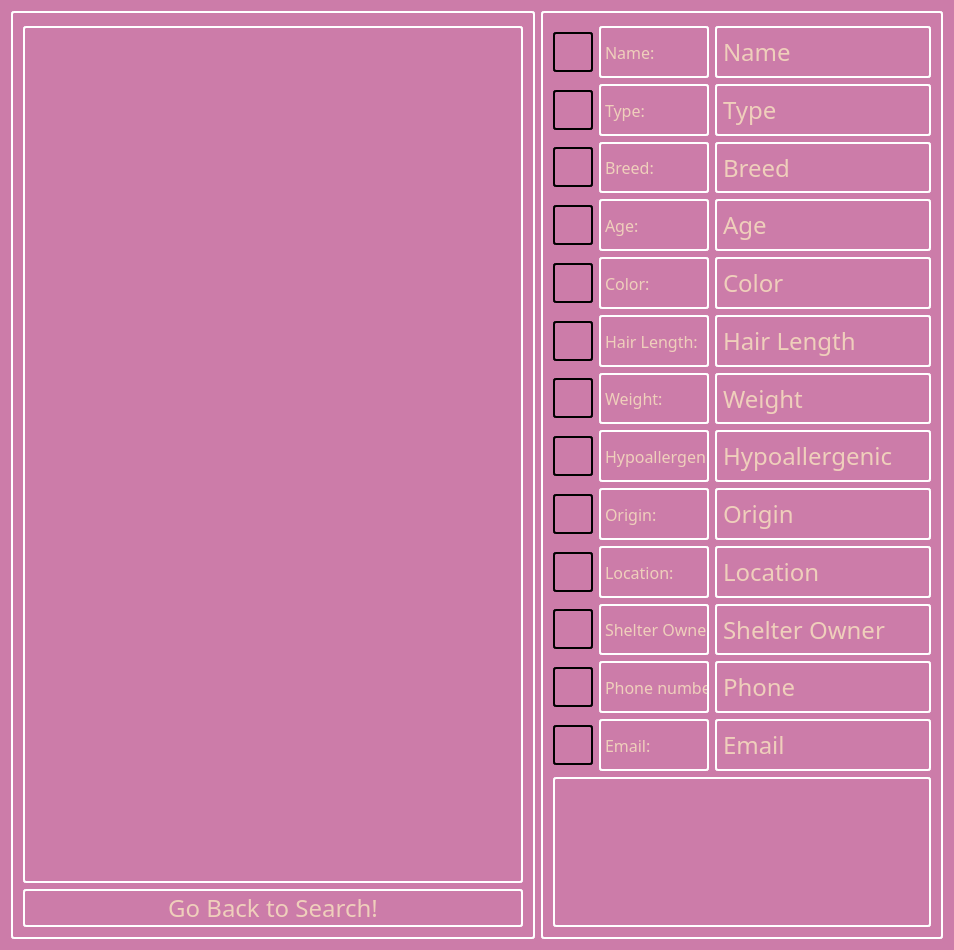
Before: the Qt Designer form breadnbutter/gui/petprofile.ui in jacksodl23/cs-205-pet-adoption, drawn with Qt 5.
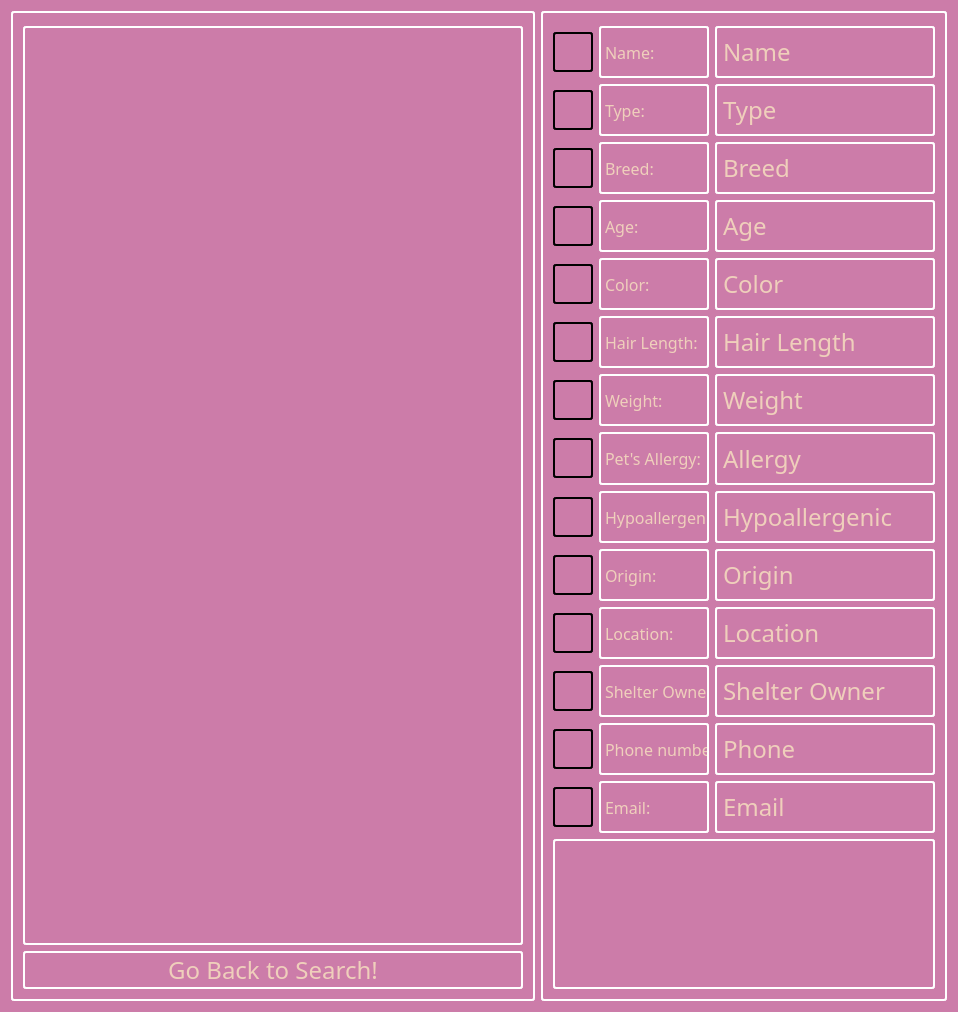
After: the same form once the commit is applied.

Commit message: added pet's allergy to gui, search range slider, and priority attributes

```diff
--- a/breadnbutter/gui/petprofile.ui
+++ b/breadnbutter/gui/petprofile.ui
@@ -6,8 +6,8 @@
    <rect>
     <x>0</x>
     <y>0</y>
-    <width>954</width>
-    <height>950</height>
+    <width>958</width>
+    <height>1012</height>
    </rect>
   </property>
   <property name="windowTitle">
@@ -542,6 +542,71 @@
         </item>
        </layout>
       </item>
+      <item>
+       <layout class="QHBoxLayout" name="horizontalLayout_15">
+        <item>
+         <widget class="QLabel" name="icon_allergy">
+          <property name="minimumSize">
+           <size>
+            <width>40</width>
+            <height>40</height>
+           </size>
+          </property>
+          <property name="maximumSize">
+           <size>
+            <width>40</width>
+            <height>40</height>
+           </size>
+          </property>
+          <property name="styleSheet">
+           <string notr="true">border: 2px solid  black; 
+     border-radius: 3px;</string>
+          </property>
+          <property name="text">
+           <string/>
+          </property>
+         </widget>
+        </item>
+        <item>
+         <widget class="QLabel" name="label_14">
+          <property name="maximumSize">
+           <size>
+            <width>110</width>
+            <height>16777215</height>
+           </size>
+          </property>
+          <property name="font">
+           <font>
+            <family>Dyuthi</family>
+            <pointsize>12</pointsize>
+           </font>
+          </property>
+          <property name="text">
+           <string>Pet's Allergy:</string>
+          </property>
+         </widget>
+        </item>
+        <item>
+         <widget class="QLabel" name="label_allergy">
+          <property name="maximumSize">
+           <size>
+            <width>1000</width>
+            <height>16777215</height>
+           </size>
+          </property>
+          <property name="font">
+           <font>
+            <family>Dyuthi</family>
+            <pointsize>18</pointsize>
+           </font>
+          </property>
+          <property name="text">
+           <string>Allergy</string>
+          </property>
+         </widget>
+        </item>
+       </layout>
+      </item>
       <item>
        <layout class="QHBoxLayout" name="horizontalLayout_8">
         <item>
```
The commit also changes 8 other files.
